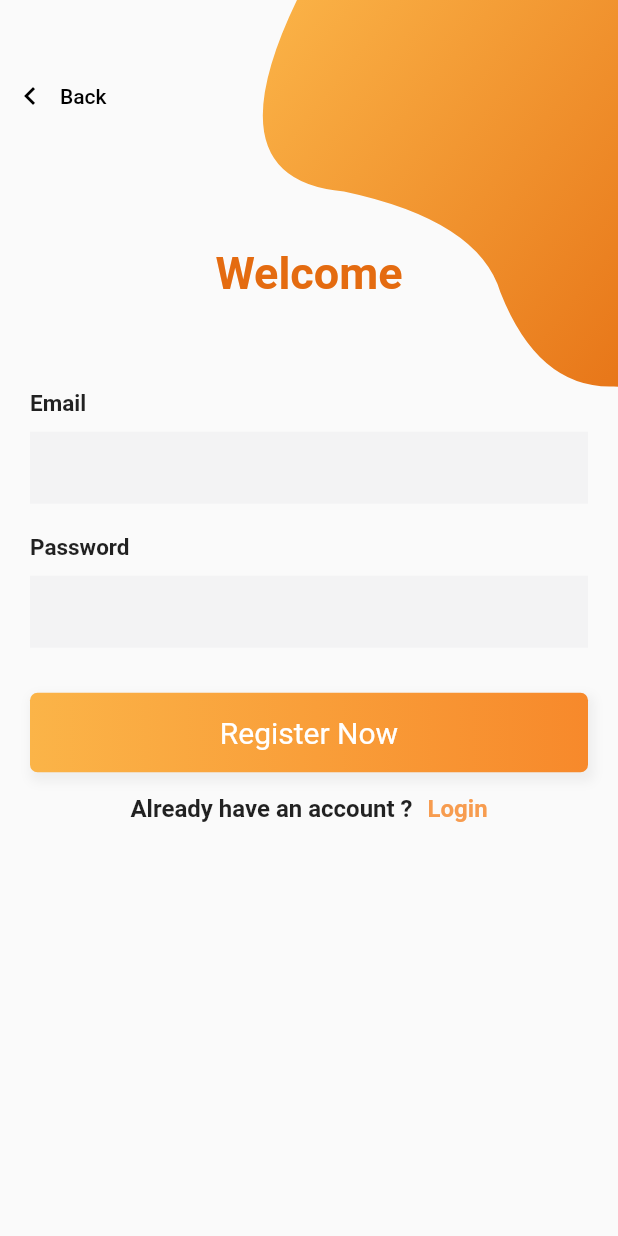
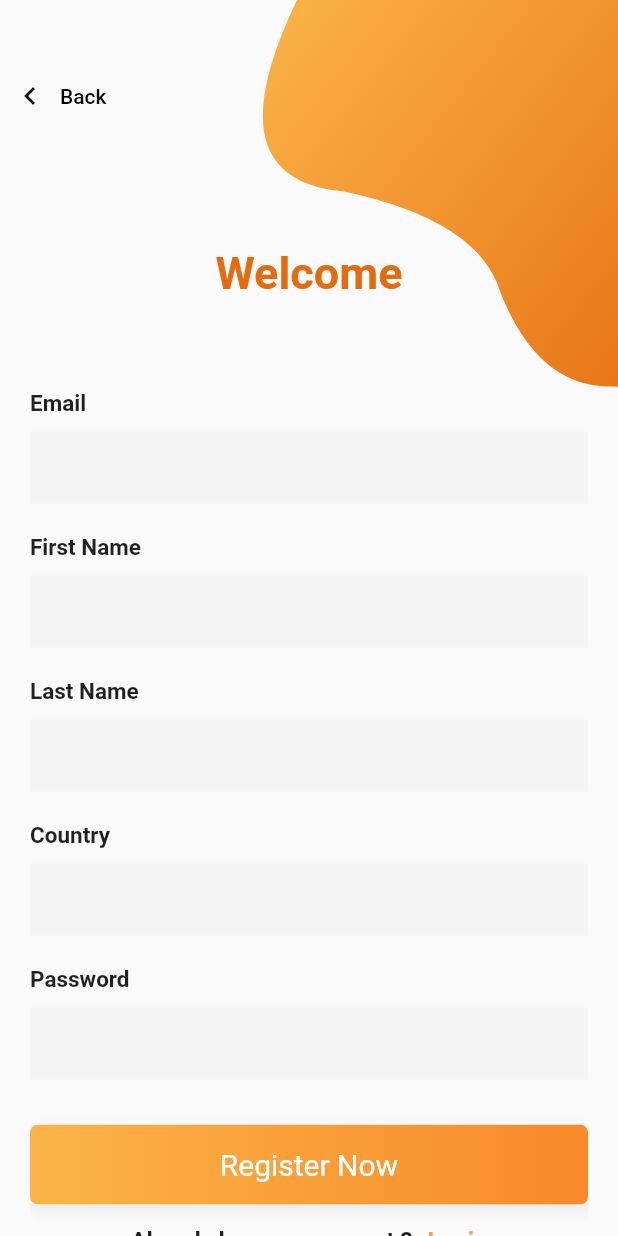
Before and after one commit to HassanGhazy/chat, a Flutter app: the SignUpPage screen opened by its route, on a phone screen of 412 x 824 dp. Run offline on Flutter 3.47's test engine with Material 2 defaults, Android fonts, the phone set to English and light mode, and no system bars; our stand-ins replace cloud_firestore, firebase_auth, firebase_core, google_sign_in; missing offline and left inert: flutter_facebook_auth; accounts and stored records are empty; network calls fail.

```diff
--- /dev/null
+++ b/lib/helpers/firestore_helper.dart
@@ -0,0 +1,11 @@
+import 'package:chat/ui/auth/modals/register_request.dart';
+import 'package:cloud_firestore/cloud_firestore.dart';
+
+class FireStoreHelper {
+  FireStoreHelper._();
+  static FireStoreHelper fireStoreHelper = FireStoreHelper._();
+  FirebaseFirestore firebaseFirestore = FirebaseFirestore.instance;
+  Future<void> addUserToFirestore(RegisterRequest registerRequest) async {
+    await firebaseFirestore.collection('User').add(registerRequest.toMap());
+  }
+}
--- a/lib/provider/auth_provider.dart
+++ b/lib/provider/auth_provider.dart
@@ -1,7 +1,10 @@
 import 'package:chat/helpers/app_router.dart';
 import 'package:chat/helpers/custom_dialoug.dart';
+import 'package:chat/helpers/firestore_helper.dart';
 import 'package:chat/ui/auth/loginPage.dart';
+import 'package:chat/ui/auth/modals/register_request.dart';
 import 'package:chat/ui/home/home_page.dart';
+import 'package:firebase_auth/firebase_auth.dart';
 
 import '../helpers/auth_helper.dart';
 import 'package:flutter/material.dart';
@@ -9,6 +12,9 @@ import 'package:flutter/material.dart';
 class AuthProvider with ChangeNotifier {
   TextEditingController email = TextEditingController();
   TextEditingController password = TextEditingController();
+  TextEditingController firstName = TextEditingController();
+  TextEditingController lastName = TextEditingController();
+  TextEditingController country = TextEditingController();
   TextEditingController phoneNumber = TextEditingController();
   TextEditingController smsCode = TextEditingController();
   bool loading = false;
@@ -21,7 +27,18 @@ class AuthProvider with ChangeNotifier {
     try {
       loading = true;
       notifyListeners();
-      await AuthHelper.authHelper.signup(email.text, password.text);
+
+      UserCredential userCredential =
+          await AuthHelper.authHelper.signup(email.text, password.text);
+      RegisterRequest registerRequest = RegisterRequest(
+        id: userCredential.user!.uid,
+        email: email.text,
+        password: password.text,
+        firstName: firstName.text,
+        lastName: lastName.text,
+        country: country.text,
+      );
+      await FireStoreHelper.fireStoreHelper.addUserToFirestore(registerRequest);
       await AuthHelper.authHelper.verifyEmail();
       await AuthHelper.authHelper.logoutEmail();
       AppRouter.route.removeUntilScreen(LoginPage());
--- a/lib/ui/auth/Widget/register_and_login_button.dart
+++ b/lib/ui/auth/Widget/register_and_login_button.dart
@@ -7,17 +7,25 @@ class RegisterAndLoginButton extends StatelessWidget {
     Key? key,
     required TextEditingController email,
     required TextEditingController password,
-    // required TextEditingController phoneNumber,
+    required TextEditingController firstName,
+    required TextEditingController lastName,
+    required TextEditingController country,
     required String title,
     required int action,
   })  : _email = email,
         _password = password,
         // _phoneNumber = phoneNumber,
         _title = title,
+        _firstName = firstName,
+        _lastName = lastName,
+        _country = country,
         _action = action,
         super(key: key);
 
   final TextEditingController _email;
+  final TextEditingController _firstName;
+  final TextEditingController _lastName;
+  final TextEditingController _country;
   final TextEditingController _password;
   // final TextEditingController _phoneNumber;
   final String _title;
@@ -29,6 +37,9 @@ class RegisterAndLoginButton extends StatelessWidget {
         onTap: () {
           provider.email = _email;
           provider.password = _password;
+          provider.firstName = _firstName;
+          provider.lastName = _lastName;
+          provider.country = _country;
           // provider.phoneNumber = _phoneNumber;
           if (_action == 1) {
             provider.login();
--- a/lib/ui/auth/loginPage.dart
+++ b/lib/ui/auth/loginPage.dart
@@ -5,7 +5,7 @@ import 'package:chat/ui/auth/Widget/bezierContainer.dart';
 import 'package:chat/ui/auth/Widget/button_social.dart';
 import 'package:chat/ui/auth/Widget/custom_divider.dart';
 import 'package:chat/ui/auth/Widget/custom_text_field.dart';
-import 'package:chat/ui/auth/Widget/facebook_button.dart';
+// import 'package:chat/ui/auth/Widget/facebook_button.dart';
 import 'package:chat/ui/auth/Widget/register_and_login_button.dart';
 import 'package:chat/ui/auth/Widget/toggle_account.dart';
 import 'package:chat/ui/auth/Widget/welcome_widget.dart';
@@ -64,6 +64,9 @@ class _LoginPageState extends State<LoginPage> {
                   RegisterAndLoginButton(
                     email: _email,
                     password: _password,
+                    firstName: TextEditingController(),
+                    lastName: TextEditingController(),
+                    country: TextEditingController(),
                     // phoneNumber: _phone,
                     title: 'Login',
                     action: 1,
--- /dev/null
+++ b/lib/ui/auth/modals/register_request.dart
@@ -0,0 +1,29 @@
+import 'package:flutter/cupertino.dart';
+
+class RegisterRequest {
+  String? id;
+  String? email;
+  String? password;
+  String? firstName;
+  String? lastName;
+  String? country;
+  RegisterRequest({
+    @required this.id,
+    @required this.email,
+    @required this.password,
+    @required this.firstName,
+    @required this.lastName,
+    @required this.country,
+  });
+
+  toMap() {
+    return {
+      'id': this.id,
+      'email': this.email,
+      'password': this.password,
+      'firstNam': this.firstName,
+      'lastName': this.lastName,
+      'country': this.country,
+    };
+  }
+}
--- a/lib/ui/auth/reset_password_page.dart
+++ b/lib/ui/auth/reset_password_page.dart
@@ -35,6 +35,9 @@ class ResetPassword extends StatelessWidget {
                   RegisterAndLoginButton(
                     email: _email,
                     password: TextEditingController(),
+                    firstName: TextEditingController(),
+                    lastName: TextEditingController(),
+                    country: TextEditingController(),
                     // phoneNumber: TextEditingController(),
                     title: 'Reset Password',
                     action: 3,
--- a/lib/ui/auth/signup.dart
+++ b/lib/ui/auth/signup.dart
@@ -16,6 +16,9 @@ class SignUpPage extends StatefulWidget {
 
 class _SignUpPageState extends State<SignUpPage> {
   final TextEditingController _email = TextEditingController();
+  final TextEditingController _firstName = TextEditingController();
+  final TextEditingController _lastName = TextEditingController();
+  final TextEditingController _country = TextEditingController();
   final TextEditingController _password = TextEditingController();
   @override
   void dispose() {
@@ -48,12 +51,20 @@ class _SignUpPageState extends State<SignUpPage> {
                     const WelcomeTextWidget(const Color(0xffe46b10)),
                     const SizedBox(height: 50),
                     CustomTextField("Email", textEditingController: _email),
+                    CustomTextField("First Name",
+                        textEditingController: _firstName),
+                    CustomTextField("Last Name",
+                        textEditingController: _lastName),
+                    CustomTextField("Country", textEditingController: _country),
                     CustomTextField("Password",
                         isPassword: true, textEditingController: _password),
                     const SizedBox(height: 20),
                     RegisterAndLoginButton(
                       email: _email,
                       password: _password,
+                      firstName: _firstName,
+                      lastName: _lastName,
+                      country: _country,
                       // phoneNumber: TextEditingController(),
                       title: 'Register Now',
                       action: 2,
--- a/pubspec.yaml
+++ b/pubspec.yaml
@@ -16,6 +16,7 @@ dependencies:
   google_sign_in: ^5.0.7
   flutter_facebook_auth: "^3.5.0"
   provider: ^5.0.0
+  cloud_firestore: "^2.5.0"
 
 dev_dependencies:
   flutter_test:
```
Also changed, not shown: lib/helpers/auth_helper.dart (+7 -3 lines), lib/ui/auth/Widget/facebook_button.dart (deleted, +0 -49 lines), pubspec.lock, 1 other file.
